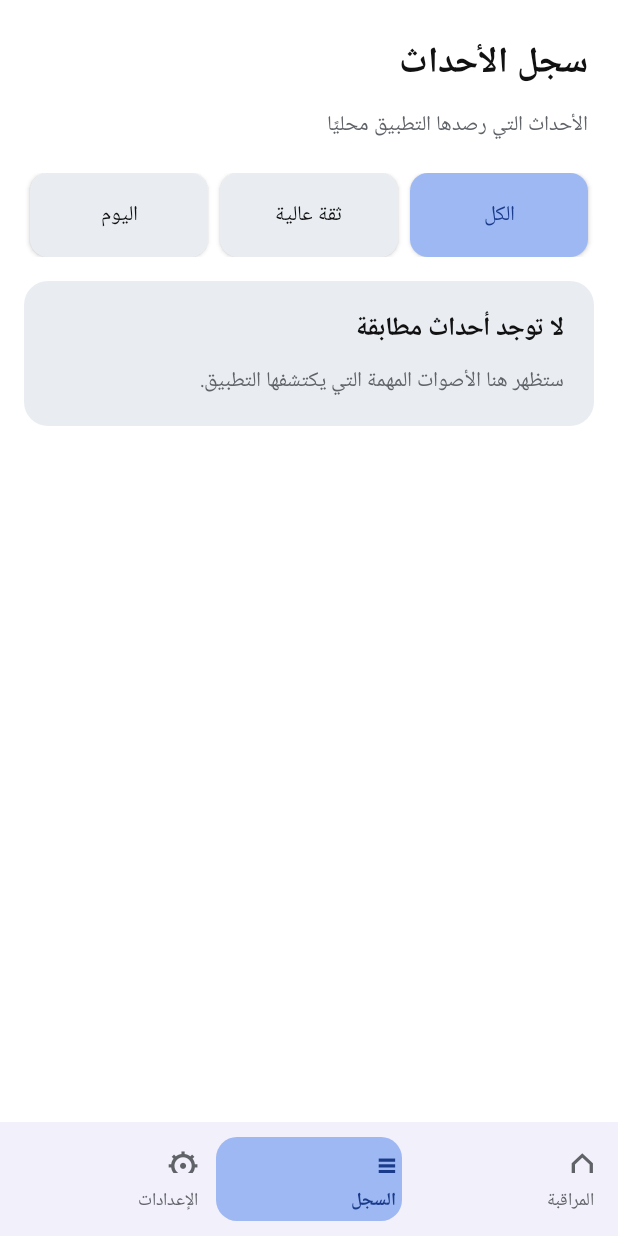
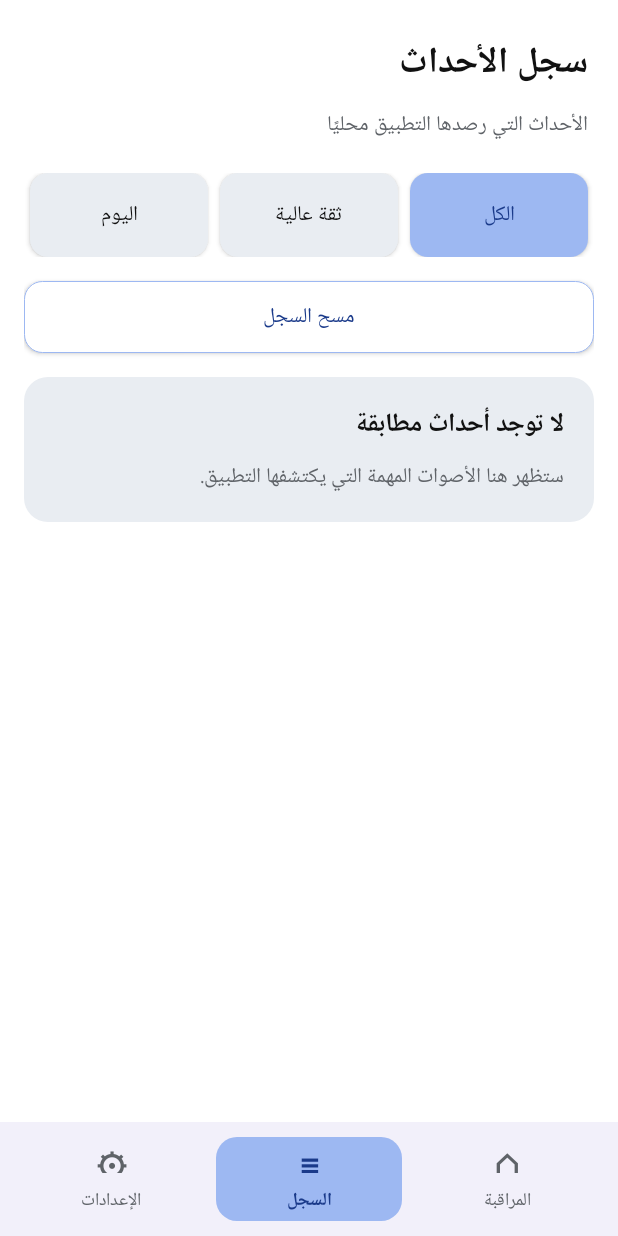
Before and after one commit to mn625237-cyber/Room-Sound-Monitor, an Android app: the screen it shows after launch (MainActivity), after a tap on an icon or button, on a phone screen of 412 x 824 dp. Run offline under Robolectric (Android 15) with nearby library versions, the phone set to English and light mode, and no system bars.

Commit message:
Refine Arabic UI navigation and history flow

```diff
--- a/app/src/main/java/com/roomsoundmonitor/app/MainActivity.kt
+++ b/app/src/main/java/com/roomsoundmonitor/app/MainActivity.kt
@@ -27,6 +27,7 @@ import android.widget.SeekBar
 import android.widget.Switch
 import android.widget.TextView
 import android.widget.Toast
+import androidx.activity.OnBackPressedCallback
 import androidx.activity.result.contract.ActivityResultContracts
 import androidx.appcompat.app.AlertDialog
 import androidx.appcompat.app.AppCompatActivity
@@ -59,6 +60,9 @@ class MainActivity : AppCompatActivity() {
     private var receiverRegistered = false
     private var currentTab = TAB_MONITOR
     private var historyFilter = FILTER_ALL
+    private val scrollPositions = mutableMapOf<Int, Int>()
+    private var activeScrollView: ScrollView? = null
+    private var renderedTab = TAB_MONITOR
 
     private var monitorStatusText: TextView? = null
     private var monitorStatusDot: TextView? = null
@@ -110,7 +114,10 @@ class MainActivity : AppCompatActivity() {
             if (intent.getBooleanExtra("history", false)) {
                 alertItem = latestHistoryItem() ?: alertItem
             }
-            refreshRenderedState()
+            refreshRenderedState(
+                renderTab = intent.getBooleanExtra("alert", false) ||
+                    (currentTab == TAB_ALERT && intent.getBooleanExtra("history", false))
+            )
         }
     }
 
@@ -118,6 +125,16 @@ class MainActivity : AppCompatActivity() {
         super.onCreate(savedInstanceState)
         applyAppearance()
         buildShell()
+        onBackPressedDispatcher.addCallback(this, object : OnBackPressedCallback(true) {
+            override fun handleOnBackPressed() {
+                if (currentTab != TAB_MONITOR) {
+                    currentTab = TAB_MONITOR
+                    renderCurrentTab()
+                } else {
+                    finish()
+                }
+            }
+        })
         refreshFromPreferences()
         renderCurrentTab()
     }
@@ -183,14 +200,20 @@ class MainActivity : AppCompatActivity() {
 
     private fun renderCurrentTab() {
         if (!::screenContainer.isInitialized) return
+        activeScrollView?.let { scrollPositions[renderedTab] = it.scrollY }
         screenContainer.removeAllViews()
+        activeScrollView = null
         when (currentTab) {
             TAB_ALERT -> renderAlertScreen()
             TAB_HISTORY -> renderHistoryScreen()
             TAB_SETTINGS -> renderSettingsScreen()
             else -> renderMonitorScreen()
         }
+        renderedTab = currentTab
         updateBottomNavigation()
+        activeScrollView?.let { scroll ->
+            screenContainer.post { scroll.scrollTo(0, scrollPositions[currentTab] ?: 0) }
+        }
     }
 
     private fun renderMonitorScreen() {
@@ -198,10 +221,11 @@ class MainActivity : AppCompatActivity() {
             isFillViewport = true
             layoutDirection = View.LAYOUT_DIRECTION_RTL
         }
+        activeScrollView = scroll
         val content = LinearLayout(this).apply {
             orientation = LinearLayout.VERTICAL
             layoutDirection = View.LAYOUT_DIRECTION_RTL
-            setPadding(dp(16), dp(18), dp(16), dp(20))
+            setPadding(dp(16), dp(18), dp(16), dp(36))
             setBackgroundColor(this@MainActivity.background)
         }
 
@@ -268,11 +292,12 @@ class MainActivity : AppCompatActivity() {
 
     private fun renderAlertScreen() {
         val scroll = ScrollView(this).apply { isFillViewport = true }
+        activeScrollView = scroll
         val content = LinearLayout(this).apply {
             orientation = LinearLayout.VERTICAL
             layoutDirection = View.LAYOUT_DIRECTION_RTL
             gravity = Gravity.CENTER_VERTICAL
-            setPadding(dp(16), dp(24), dp(16), dp(24))
+            setPadding(dp(16), dp(24), dp(16), dp(36))
             setBackgroundColor(this@MainActivity.background)
         }
         content.addView(makeHeader("تنبيه اكتشاف صوت", "مراجعة الحدث الأخير"), fullWidth())
@@ -317,10 +342,11 @@ class MainActivity : AppCompatActivity() {
 
     private fun renderHistoryScreen() {
         val scroll = ScrollView(this).apply { isFillViewport = true }
+        activeScrollView = scroll
         val content = LinearLayout(this).apply {
             orientation = LinearLayout.VERTICAL
             layoutDirection = View.LAYOUT_DIRECTION_RTL
-            setPadding(dp(16), dp(18), dp(16), dp(20))
+            setPadding(dp(16), dp(18), dp(16), dp(36))
             setBackgroundColor(this@MainActivity.background)
         }
         content.addView(makeHeader("سجل الأحداث", "الأحداث التي رصدها التطبيق محليًا"), fullWidth())
@@ -340,6 +366,10 @@ class MainActivity : AppCompatActivity() {
         }
         content.addView(filters, fullWidth())
         addSpace(content, 16)
+        val clearHistory = makeSecondaryButton("مسح السجل")
+        clearHistory.setOnClickListener { showClearHistoryConfirmation() }
+        content.addView(clearHistory, fullWidth())
+        addSpace(content, 16)
         val history = filteredHistory()
         if (history.isEmpty()) {
             val empty = makeCard()
@@ -355,10 +385,11 @@ class MainActivity : AppCompatActivity() {
 
     private fun renderSettingsScreen() {
         val scroll = ScrollView(this).apply { isFillViewport = true }
+        activeScrollView = scroll
         val content = LinearLayout(this).apply {
             orientation = LinearLayout.VERTICAL
             layoutDirection = View.LAYOUT_DIRECTION_RTL
-            setPadding(dp(16), dp(18), dp(16), dp(20))
+            setPadding(dp(16), dp(18), dp(16), dp(36))
             setBackgroundColor(this@MainActivity.background)
         }
         content.addView(makeHeader("الإعدادات", "اضبط تجربة التنبيه والمراقبة"), fullWidth())
@@ -451,11 +482,7 @@ class MainActivity : AppCompatActivity() {
         addSpace(content, 16)
 
         val clear = makeSecondaryButton("مسح سجل الأحداث")
-        clear.setOnClickListener {
-            getSharedPreferences(prefsName, MODE_PRIVATE).edit().putString(SoundMonitorService.KEY_HISTORY, "[]").apply()
-            showToast("تم مسح سجل الأحداث")
-            renderCurrentTab()
-        }
+        clear.setOnClickListener { showClearHistoryConfirmation() }
         content.addView(clear, fullWidth())
 
         scroll.addView(content)
@@ -516,6 +543,27 @@ class MainActivity : AppCompatActivity() {
             return
         }
         items.forEach { container.addView(makeHistoryCard(it), fullWidth()) }
+    }
+
+    private fun showClearHistoryConfirmation() {
+        AlertDialog.Builder(this)
+            .setTitle("مسح سجل الأحداث؟")
+            .setMessage("سيتم حذف جميع الأحداث المحفوظة. لا يمكن التراجع عن هذا الإجراء.")
+            .setNegativeButton("إلغاء", null)
+            .setPositiveButton("مسح السجل") { _, _ ->
+                getSharedPreferences(prefsName, MODE_PRIVATE)
+                    .edit()
+                    .putString(SoundMonitorService.KEY_HISTORY, "[]")
+                    .remove("last_alert")
+                    .apply()
+                currentEvent = "لا يوجد اكتشاف بعد"
+                currentAlert = "لا توجد تنبيهات جديدة"
+                alertItem = null
+                showToast("تم مسح سجل الأحداث")
+                refreshFromPreferences()
+                renderCurrentTab()
+            }
+            .show()
     }
 
     private fun makeHeader(title: String, subtitle: String): LinearLayout {
@@ -619,19 +667,25 @@ class MainActivity : AppCompatActivity() {
                     renderCurrentTab()
                 }
             }
-            item.addView(makeText(icon, 22f, if (selected) selectedIcon else secondaryText, true), LinearLayout.LayoutParams(-1, dp(28)))
-            item.addView(makeText(label, 12f, if (selected) selectedIcon else secondaryText, selected), LinearLayout.LayoutParams(-1, dp(28)))
+            val iconText = makeText(icon, 22f, if (selected) selectedIcon else secondaryText, true).apply {
+                gravity = Gravity.CENTER
+            }
+            val labelText = makeText(label, 12f, if (selected) selectedIcon else secondaryText, selected).apply {
+                gravity = Gravity.CENTER
+            }
+            item.addView(iconText, LinearLayout.LayoutParams(-1, dp(28)))
+            item.addView(labelText, LinearLayout.LayoutParams(-1, dp(28)))
             bottomNavigation.addView(item, weightedButtonParams())
         }
     }
 
-    private fun refreshRenderedState() {
+    private fun refreshRenderedState(renderTab: Boolean = false) {
         if (!::screenContainer.isInitialized) return
         syncMonitorVisualState()
         monitorLevelText?.text = "مستوى الصوت: $currentDb dB"
         monitorLastText?.text = currentEvent
         monitorEventsContainer?.let { renderRecentEvents(it, 5) }
-        if (currentTab == TAB_HISTORY || currentTab == TAB_SETTINGS || currentTab == TAB_ALERT) renderCurrentTab()
+        if (renderTab) renderCurrentTab()
     }
 
     private fun refreshFromPreferences() {
```
